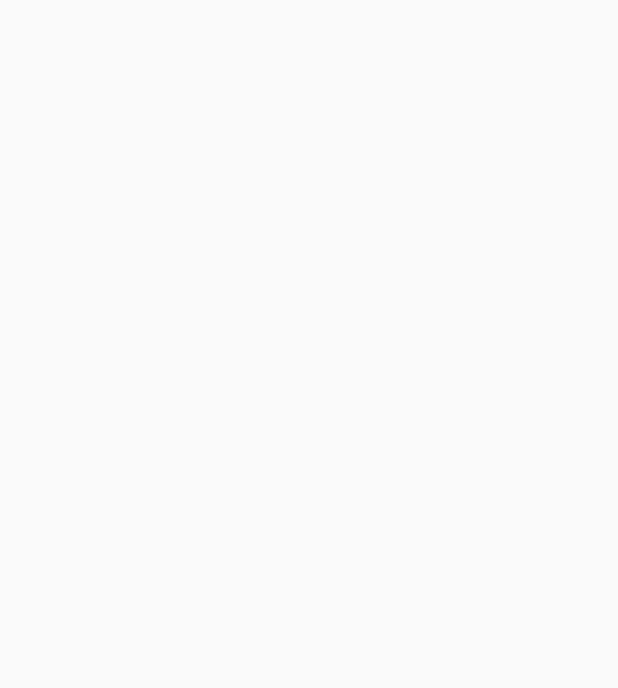
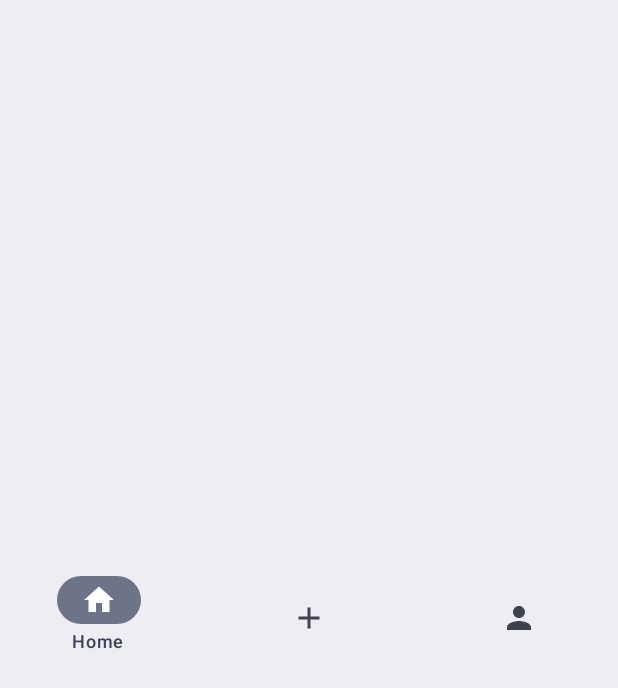
Before and after one commit to zard0214/Kotlin, an Android app built with Jetpack Compose: the NavigationBarActivity screen opened directly, with no data from a screen before it, on a phone screen of 412 x 824 dp. Before the commit the part shown is empty. Shown: the top 688 px of the screen. Run offline under Robolectric (Android 15) with nearby library versions, the phone set to English and light mode, and no system bars.

Commit message:
git init

```diff
--- a/app/src/main/java/cn/shef/msc5/todo/MainActivity.kt
+++ b/app/src/main/java/cn/shef/msc5/todo/MainActivity.kt
@@ -13,6 +13,8 @@ import androidx.compose.material3.Text
 import androidx.compose.runtime.Composable
 import androidx.compose.ui.Modifier
 import androidx.compose.ui.platform.LocalContext
+import androidx.core.content.ContextCompat.startActivity
+import cn.shef.msc5.todo.demos.NavigationBarActivity
 import cn.shef.msc5.todo.ui.theme.TodoTheme
 
 /**
@@ -39,14 +41,15 @@ class MainActivity : ComponentActivity() {
 
 @Composable
 fun MainScreen() {
-    //get package context
+    //get context
     val context = LocalContext.current
     Column {
         Button(onClick = {
             //jump to main activity
-            context.startActivity(Intent(context, MainActivity::class.java))
+            context.startActivity(Intent(context, NavigationBarActivity::class.java))
+//            startActivity(context, Intent(context, NavigationBarActivity::class.java), null)
         }) {
-            Text("a")
+            Text("NavigationBar")
         }
     }
 }
--- a/app/src/main/java/cn/shef/msc5/todo/demos/NavigationBarActivity.kt
+++ b/app/src/main/java/cn/shef/msc5/todo/demos/NavigationBarActivity.kt
@@ -1,6 +1,31 @@
 package cn.shef.msc5.todo.demos
 
+import android.os.Bundle
 import androidx.activity.ComponentActivity
+import androidx.activity.compose.setContent
+import androidx.compose.foundation.layout.fillMaxSize
+import androidx.compose.material.icons.Icons
+import androidx.compose.material.icons.filled.Add
+import androidx.compose.material.icons.filled.Home
+import androidx.compose.material.icons.filled.Person
+import androidx.compose.material3.Icon
+import androidx.compose.material3.MaterialTheme
+import androidx.compose.material3.NavigationBar
+import androidx.compose.material3.NavigationBarItem
+import androidx.compose.material3.Surface
+import androidx.compose.material3.Text
+import androidx.compose.runtime.Composable
+import androidx.compose.runtime.getValue
+import androidx.compose.runtime.mutableStateOf
+import androidx.compose.runtime.remember
+import androidx.compose.runtime.setValue
+import androidx.compose.ui.Modifier
+import androidx.compose.ui.graphics.vector.ImageVector
+import cn.shef.msc5.todo.ui.theme.TodoTheme
+import cn.shef.msc5.todo.utilities.NAVIGATION_HOME
+import cn.shef.msc5.todo.utilities.NAVIGATION_POST
+import cn.shef.msc5.todo.utilities.NAVIGATION_PROFILE
+
 
 /**
  * @author Zhecheng Zhao
@@ -8,4 +33,68 @@ import androidx.activity.ComponentActivity
  * @date Created in 31/10/2023 11:56
  */
 class NavigationBarActivity : ComponentActivity() {
+    override fun onCreate(savedInstanceState: Bundle?) {
+        super.onCreate(savedInstanceState)
+        setContent {
+            TodoTheme {
+                // A surface container using the 'background' color from the theme
+                Surface(
+                    modifier = Modifier.fillMaxSize(),
+                    color = MaterialTheme.colorScheme.background
+                ) {
+                    BottomNavigation()
+                    NavigationBarWithOnlySelected()
+                }
+            }
+        }
+    }
 }
+
+@Composable
+fun BottomNavigation() {
+
+    val items = listOf(NAVIGATION_HOME, NAVIGATION_POST, NAVIGATION_PROFILE)
+    var selectedItem by remember { mutableStateOf(items.first()) }
+
+    NavigationBar {
+        items.forEachIndexed { index, item ->
+            NavigationBarItem(
+                icon = { Icon(getIconForScreen(item), contentDescription = null) },
+                label = { Text(item) },
+                selected = selectedItem == item,
+                onClick = { selectedItem = item }
+            )
+        }
+    }
+
+}
+
+
+@Composable
+fun NavigationBarWithOnlySelected() {
+
+    val items = listOf(NAVIGATION_HOME, NAVIGATION_POST, NAVIGATION_PROFILE)
+    var selectedItem by remember { mutableStateOf(items.first()) }
+
+    NavigationBar {
+        items.forEachIndexed { index, item ->
+            NavigationBarItem(
+                icon = { Icon(getIconForScreen(item), contentDescription = null) },
+                label = { Text(item) },
+                selected = item == selectedItem,
+                onClick = { selectedItem = item },
+                alwaysShowLabel = false
+            )
+        }
+    }
+}
+
+@Composable
+fun getIconForScreen(items: String): ImageVector {
+    return when (items) {
+        NAVIGATION_HOME -> Icons.Default.Home
+        NAVIGATION_POST -> Icons.Default.Add
+        NAVIGATION_PROFILE -> Icons.Default.Person
+        else -> Icons.Default.Home
+    }
+}
--- a/app/src/main/java/cn/shef/msc5/todo/utilities/Constants.kt
+++ b/app/src/main/java/cn/shef/msc5/todo/utilities/Constants.kt
@@ -8,3 +8,10 @@ package cn.shef.msc5.todo.utilities
  *      Constant Val
  */
 const val MODE = "Debug" // Debug, Release .....
+
+//navigation bar name
+const val NAVIGATION_HOME = "Home"
+
+const val NAVIGATION_POST = "Post"
+
+const val NAVIGATION_PROFILE = "Profile"
```
